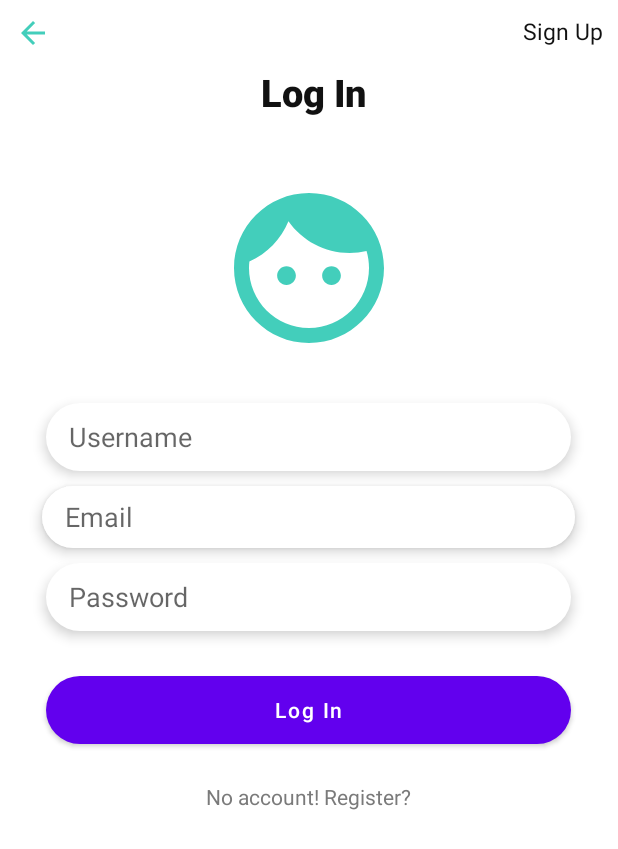
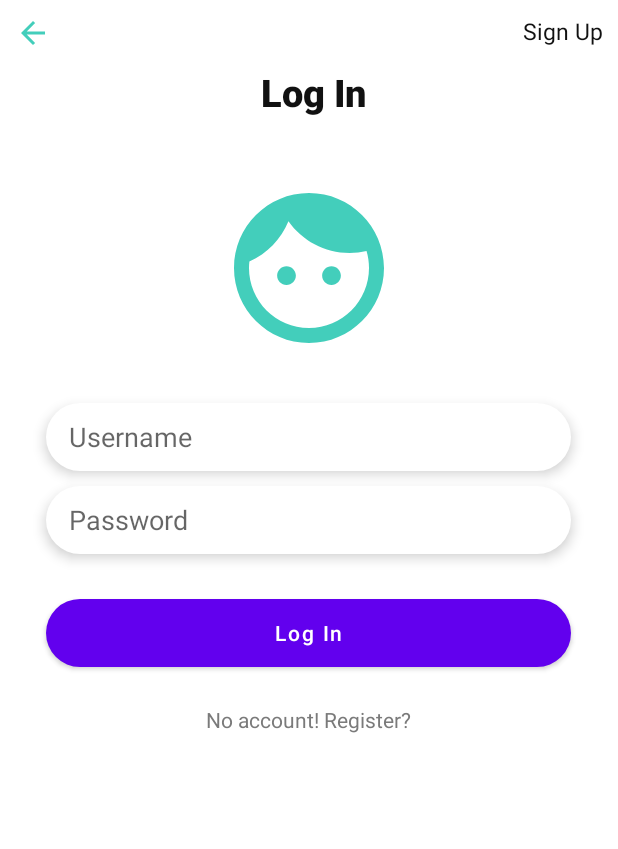
Before and after one commit to VinhKyiT/QLSTK, an Android app: the layout activity_login.xml on its own in the app's theme, with its tools: preview values and no code run, on a phone screen of 412 x 824 dp. Shown: the top 849 px of the screen. Run offline under Robolectric (Android 15) with nearby library versions, the phone set to English and light mode, and no system bars.

Commit message:
them login

```diff
--- a/app/src/main/AndroidManifest.xml
+++ b/app/src/main/AndroidManifest.xml
@@ -10,15 +10,15 @@
         android:supportsRtl="true"
         android:theme="@style/Theme.QLSoTietKiem">
         <activity android:name=".LoginActivity">
-
-        </activity>
-        <activity android:name=".MainActivity">
             <intent-filter>
                 <action android:name="android.intent.action.MAIN" />
 
                 <category android:name="android.intent.category.LAUNCHER" />
             </intent-filter>
         </activity>
+        <activity android:name=".MainActivity">
+
+        </activity>
     </application>
 
 </manifest>
--- a/app/src/main/java/tech/vktl/qlsotietkiem/HomeFragment.java
+++ b/app/src/main/java/tech/vktl/qlsotietkiem/HomeFragment.java
@@ -48,7 +48,7 @@ public class HomeFragment extends Fragment {
 
         myPlans = new ArrayList<>();
         myPlans.add(new ModelMyPlan("Gói savy", "Ăn uống", "70"));
-        myPlans.add(new ModelMyPlan("Gói savy", "Ăn uống", "70"));
+        myPlans.add(new ModelMyPlan("Gói savy", "Ăn uống", "60"));
         myPlans.add(new ModelMyPlan("Gói savy", "Ăn uống", "70"));
         myPlans.add(new ModelMyPlan("Gói savy", "Ăn uống", "70"));
         myPlans.add(new ModelMyPlan("Gói savy", "Ăn uống", "70"));
--- a/app/src/main/res/layout/activity_login.xml
+++ b/app/src/main/res/layout/activity_login.xml
@@ -55,6 +55,7 @@
                 />
         </LinearLayout>
         <EditText
+            android:id="@+id/edt_Username"
             android:layout_width="350dp"
             android:layout_height="45dp"
             android:hint="Username"
@@ -65,19 +66,11 @@
             android:inputType="textEmailAddress"
             android:background="@drawable/btn"/>
 
-        <EditText
-            android:layout_width="355dp"
-            android:layout_height="41dp"
-            android:layout_gravity="center"
-            android:layout_marginTop="10dp"
-            android:background="@drawable/btn"
-            android:elevation="5dp"
-            android:hint="Email"
-            android:inputType="textEmailAddress"
-            android:paddingLeft="15dp" />
+
         <EditText
             android:layout_width="350dp"
             android:layout_height="45dp"
+            android:id="@+id/edt_Password"
             android:hint="Password"
             android:elevation="5dp"
             android:layout_gravity="center"
@@ -88,6 +81,7 @@
         <Button
             android:layout_width="350dp"
             android:layout_height="45dp"
+            android:id="@+id/btn_Login"
             android:layout_gravity="center"
             android:layout_marginTop="30dp"
             android:text="Log In"
```
Also changed, not shown: app/src/main/java/tech/vktl/qlsotietkiem/LoginActivity.java (+27 -0 lines).
